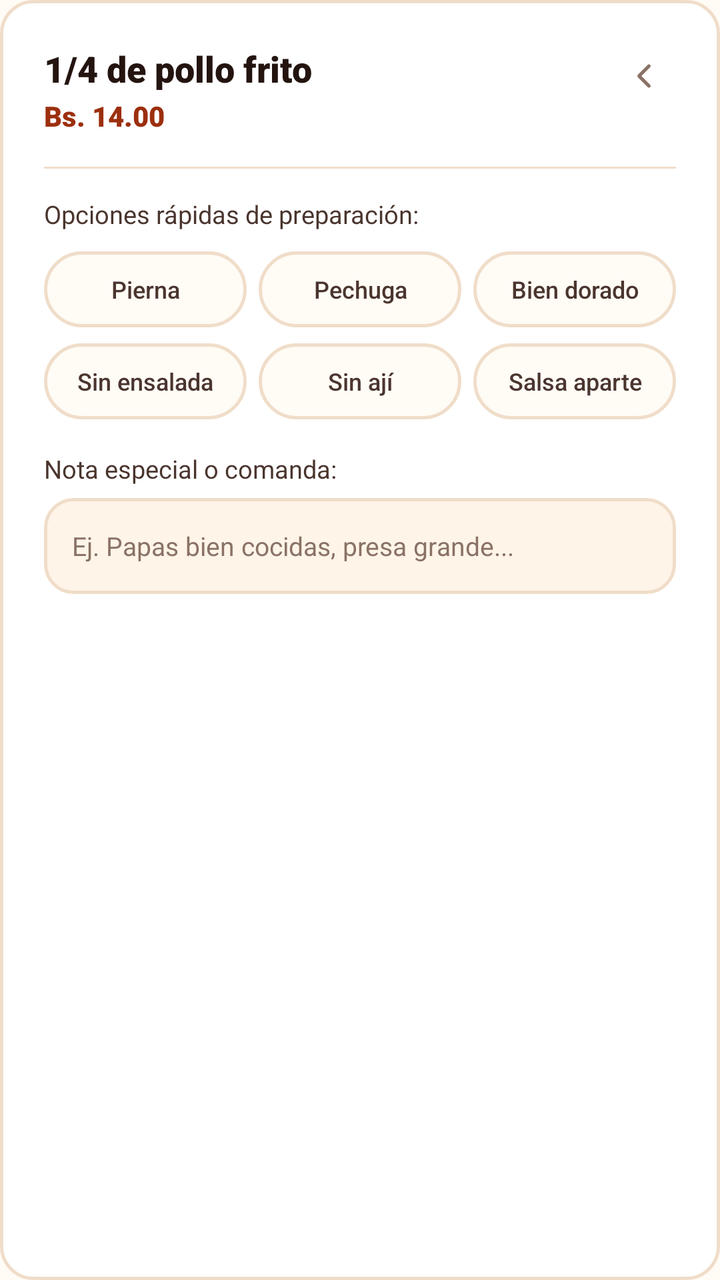
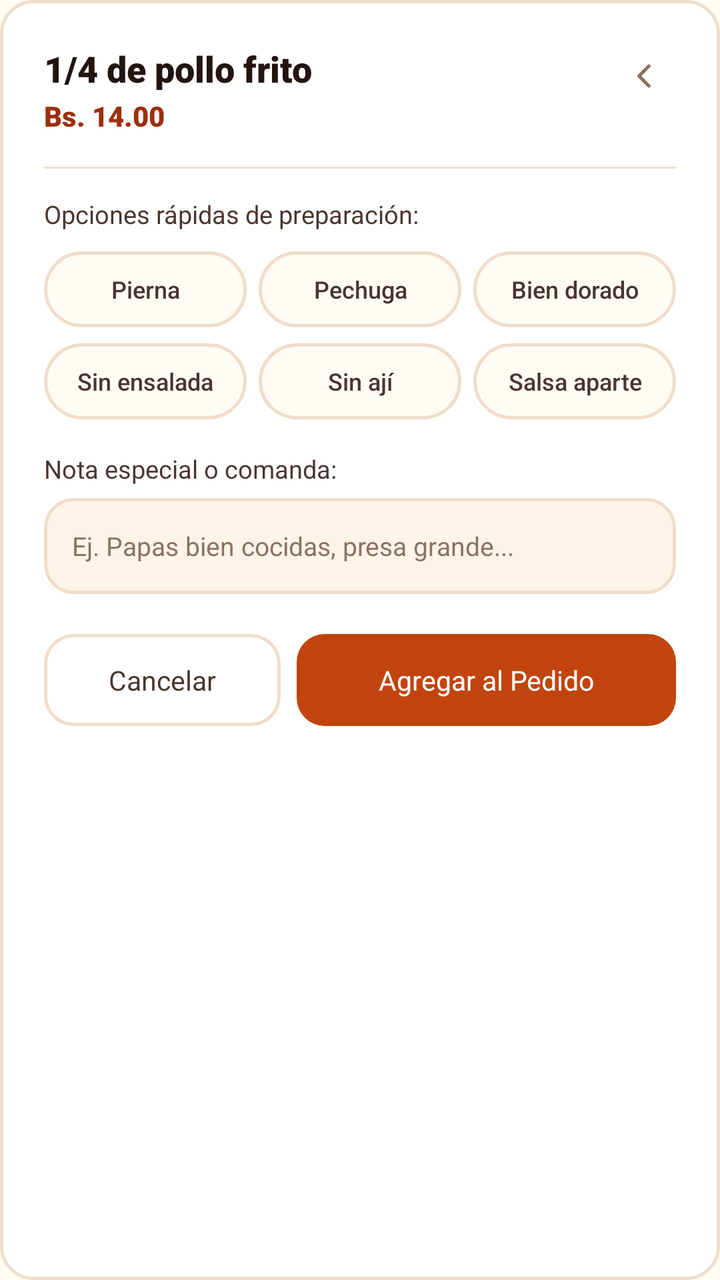

Screens rendered from an Android XML layout before and after an edit, with the pre-edit source and the edit as a unified diff.
<!-- AndroidManifest.xml: application theme Theme.Pollogithub -->
<!-- res/layout/dialog_modificador_producto.xml -->
<?xml version="1.0" encoding="utf-8"?>
<LinearLayout xmlns:android="http://schemas.android.com/apk/res/android"
    xmlns:app="http://schemas.android.com/apk/res-auto"
    style="@style/Widget.Pollo.Card.Order"
    android:layout_width="match_parent"
    android:layout_height="wrap_content"
    android:orientation="vertical"
    android:padding="@dimen/dialog_padding">

    
    <RelativeLayout
        android:layout_width="match_parent"
        android:layout_height="wrap_content"
        android:layout_marginBottom="16dp">

        <LinearLayout
            android:layout_width="wrap_content"
            android:layout_height="wrap_content"
            android:layout_alignParentStart="true"
            android:orientation="vertical">

            <TextView
                android:id="@+id/tvModalProdName"
                android:textAppearance="@style/TextAppearance.Pollo.Title.Medium"
                android:layout_width="wrap_content"
                android:layout_height="wrap_content"
                android:text="1/4 de pollo frito" />

            <TextView
                android:id="@+id/tvModalProdPrice"
                android:textAppearance="@style/TextAppearance.Pollo.Price.Small"
                android:layout_width="wrap_content"
                android:layout_height="wrap_content"
                android:layout_marginTop="@dimen/spacing_2xs"
                android:text="Bs. 14.00" />
        </LinearLayout>

        <ImageView
            android:id="@+id/btnCloseModifier"
            android:layout_width="32dp"
            android:layout_height="32dp"
            android:layout_alignParentEnd="true"
            android:background="?attr/selectableItemBackgroundBorderless"
            android:padding="6dp"
            android:src="@drawable/ic_back_arrow"
            app:tint="@color/char_400" />
    </RelativeLayout>

    <View
        style="@style/Widget.Pollo.Divider"
        android:layout_marginBottom="14dp" />

    <TextView
        android:layout_width="wrap_content"
        android:layout_height="wrap_content"
        android:fontFamily="sans-serif-bold"
        android:text="Opciones rápidas de preparación:"
        android:textColor="@color/char_700"
        android:textSize="12.5sp" />

    
    <LinearLayout
        android:layout_width="match_parent"
        android:layout_height="wrap_content"
        android:layout_marginTop="10dp"
        android:orientation="horizontal">

        <TextView
            android:id="@+id/chipPierna"
            android:layout_width="0dp"
            android:layout_height="38dp"
            android:layout_marginEnd="6dp"
            android:layout_weight="1"
            android:background="@drawable/bg_chip_unselected"
            android:fontFamily="sans-serif-medium"
            android:gravity="center"
            android:text="Pierna"
            android:textColor="@color/char_700"
            android:textSize="12sp" />

        <TextView
            android:id="@+id/chipPechuga"
            android:layout_width="0dp"
            android:layout_height="38dp"
            android:layout_marginEnd="6dp"
            android:layout_weight="1"
            android:background="@drawable/bg_chip_unselected"
            android:fontFamily="sans-serif-medium"
            android:gravity="center"
            android:text="Pechuga"
            android:textColor="@color/char_700"
            android:textSize="12sp" />

        <TextView
            android:id="@+id/chipDorado"
            android:layout_width="0dp"
            android:layout_height="38dp"
            android:layout_weight="1"
            android:background="@drawable/bg_chip_unselected"
            android:fontFamily="sans-serif-medium"
            android:gravity="center"
            android:text="Bien dorado"
            android:textColor="@color/char_700"
            android:textSize="12sp" />
    </LinearLayout>

    <LinearLayout
        android:layout_width="match_parent"
        android:layout_height="wrap_content"
        android:layout_marginTop="8dp"
        android:orientation="horizontal">

        <TextView
            android:id="@+id/chipSinEnsalada"
            android:layout_width="0dp"
            android:layout_height="38dp"
            android:layout_marginEnd="6dp"
            android:layout_weight="1"
            android:background="@drawable/bg_chip_unselected"
            android:fontFamily="sans-serif-medium"
            android:gravity="center"
            android:text="Sin ensalada"
            android:textColor="@color/char_700"
            android:textSize="12sp" />

        <TextView
            android:id="@+id/chipSinAji"
            android:layout_width="0dp"
            android:layout_height="38dp"
            android:layout_marginEnd="6dp"
            android:layout_weight="1"
            android:background="@drawable/bg_chip_unselected"
            android:fontFamily="sans-serif-medium"
            android:gravity="center"
            android:text="Sin ají"
            android:textColor="@color/char_700"
            android:textSize="12sp" />

        <TextView
            android:id="@+id/chipSalsaAparte"
            android:layout_width="0dp"
            android:layout_height="38dp"
            android:layout_weight="1"
            android:background="@drawable/bg_chip_unselected"
            android:fontFamily="sans-serif-medium"
            android:gravity="center"
            android:text="Salsa aparte"
            android:textColor="@color/char_700"
            android:textSize="12sp" />
    </LinearLayout>

    <TextView
        android:layout_width="wrap_content"
        android:layout_height="wrap_content"
        android:layout_marginTop="16dp"
        android:fontFamily="sans-serif-bold"
        android:text="Nota especial o comanda:"
        android:textColor="@color/char_700"
        android:textSize="12.5sp" />

    <EditText
        android:id="@+id/etCustomNotes"
        android:layout_width="match_parent"
        android:layout_height="48dp"
        android:layout_marginTop="6dp"
        android:background="@drawable/bg_input_field"
        android:fontFamily="sans-serif"
        android:hint="Ej. Papas bien cocidas, presa grande..."
        android:importantForAutofill="no"
        android:inputType="textCapSentences"
        android:paddingHorizontal="14dp"
        android:textColor="@color/char_900"
        android:textColorHint="@color/char_400"
        android:textSize="13sp" />

    
    <LinearLayout
        android:layout_width="match_parent"
        android:layout_height="wrap_content"
        android:layout_marginTop="20dp"
        android:orientation="horizontal">

        <androidx.appcompat.widget.AppCompatButton
            android:id="@+id/btnCancelModifier"
            style="@style/Widget.Pollo.Button.Outline.Medium"
            android:layout_width="0dp"
            android:layout_marginEnd="8dp"
            android:layout_weight="1"
            android:text="Cancelar" />

        <androidx.appcompat.widget.AppCompatButton
            android:id="@+id/btnConfirmModifier"
            style="@style/Widget.Pollo.Button.Primary.Medium"
            android:layout_width="0dp"
            android:layout_weight="1.6"
            android:text="Agregar al Pedido" />
    </LinearLayout>
</LinearLayout>
<!-- resources referenced by this layout -->
<resources>
  <color name="char_400">#8A7266</color>
  <color name="char_700">#4A352E</color>
  <color name="char_900">#241410</color>
  <dimen name="dialog_padding">22dp</dimen>
  <dimen name="spacing_2xs">2dp</dimen>
  <!-- drawable bg_input_field (drawable) -->
  <?xml version="1.0" encoding="utf-8"?>
  <shape xmlns:android="http://schemas.android.com/apk/res/android"
      android:shape="rectangle">
      <solid android:color="@color/paper_100" />
      <stroke
          android:width="1.5dp"
          android:color="@color/line_color" />
      <corners android:radius="14dp" />
  </shape>
  <style name="TextAppearance.Pollo.Price.Small" parent="TextAppearance.Pollo.Price">
          <item name="android:textColor">@color/ember_700</item>
          <item name="android:textSize">@dimen/text_size_price_small</item>
      </style>
  <style name="TextAppearance.Pollo.Title.Medium" parent="TextAppearance.Pollo.Title">
          <item name="android:fontFamily">sans-serif-black</item>
          <item name="android:textColor">@color/char_900</item>
          <item name="android:textSize">@dimen/text_size_title_medium</item>
      </style>
  <style name="Widget.Pollo.Button.Outline.Medium" parent="Widget.Pollo.Button.Outline">
          <item name="android:minHeight">@dimen/btn_height_medium</item>
          <item name="android:paddingHorizontal">@dimen/spacing_l</item>
      </style>
  <style name="Widget.Pollo.Button.Primary.Medium" parent="Widget.Pollo.Button.Primary">
          <item name="android:minHeight">@dimen/btn_height_medium</item>
          <item name="android:textSize">@dimen/text_size_btn_medium</item>
          <item name="android:paddingHorizontal">@dimen/spacing_l</item>
      </style>
  <style name="Widget.Pollo.Card.Order" parent="Widget.Pollo.Card">
          <item name="android:background">@drawable/bg_order_card</item>
          <item name="android:padding">@dimen/card_padding_standard</item>
      </style>
  <style name="Widget.Pollo.Divider" parent="Widget.Pollo">
          <item name="android:layout_width">match_parent</item>
          <item name="android:layout_height">1dp</item>
          <item name="android:background">@color/line_color</item>
      </style>
  <style name="Theme.Pollogithub" parent="Base.Theme.Pollogithub" />
  <color name="paper_50">#FFFBF5</color>
  <color name="line_color">#F0DDC9</color>
  <color name="paper_100">#FFF4E8</color>
  <style name="TextAppearance.Pollo.Price" parent="TextAppearance.Pollo">
          <item name="android:fontFamily">sans-serif-black</item>
          <item name="android:textColor">@color/ember_600</item>
          <item name="android:textSize">@dimen/text_size_price_medium</item>
      </style>
  <color name="ember_700">#9C2F0E</color>
  <dimen name="text_size_price_small">14sp</dimen>
  <style name="TextAppearance.Pollo.Title" parent="TextAppearance.Pollo" />
  <dimen name="text_size_title_medium">18sp</dimen>
  <dimen name="btn_height_medium">46dp</dimen>
  <dimen name="spacing_l">16dp</dimen>
  <dimen name="text_size_btn_medium">13.5sp</dimen>
  <style name="Widget.Pollo.Card" parent="" />
  <dimen name="card_padding_standard">14dp</dimen>
  <style name="Widget.Pollo" parent="" />
  <style name="TextAppearance.Pollo" parent="android:TextAppearance" />
  <color name="ember_600">#C1440E</color>
  <dimen name="text_size_price_medium">16sp</dimen>
  <style name="Widget.Pollo.Button" parent="Widget.AppCompat.Button" />
  <dimen name="btn_height_primary">52dp</dimen>
  <!-- drawable bg_button_primary (drawable) -->
  <?xml version="1.0" encoding="utf-8"?>
  <ripple xmlns:android="http://schemas.android.com/apk/res/android"
      android:color="#33FFFFFF">
      <item>
          <shape android:shape="rectangle">
              <solid android:color="@color/ember_600" />
              <corners android:radius="14dp" />
          </shape>
      </item>
  </ripple>
  <color name="white">#FFFFFFFF</color>
  <dimen name="text_size_btn_primary">15sp</dimen>
  <dimen name="spacing_xl">20dp</dimen>
  <color name="ember_100">#FFE4D1</color>
  <!-- unchanged entries left out for length: 7 -->
</resources>

<!-- the commit's change to res/layout/dialog_modificador_producto.xml (unified diff, before → after) -->
@@ -48,6 +48,8 @@
 
     <View
         style="@style/Widget.Pollo.Divider"
+        android:layout_width="match_parent"
+        android:layout_height="1dp"
         android:layout_marginBottom="14dp" />
 
     <TextView
@@ -184,6 +186,7 @@
             android:id="@+id/btnCancelModifier"
             style="@style/Widget.Pollo.Button.Outline.Medium"
             android:layout_width="0dp"
+            android:layout_height="@dimen/btn_height_medium"
             android:layout_marginEnd="8dp"
             android:layout_weight="1"
             android:text="Cancelar" />
@@ -192,6 +195,7 @@
             android:id="@+id/btnConfirmModifier"
             style="@style/Widget.Pollo.Button.Primary.Medium"
             android:layout_width="0dp"
+            android:layout_height="@dimen/btn_height_medium"
             android:layout_weight="1.6"
             android:text="Agregar al Pedido" />
     </LinearLayout>
